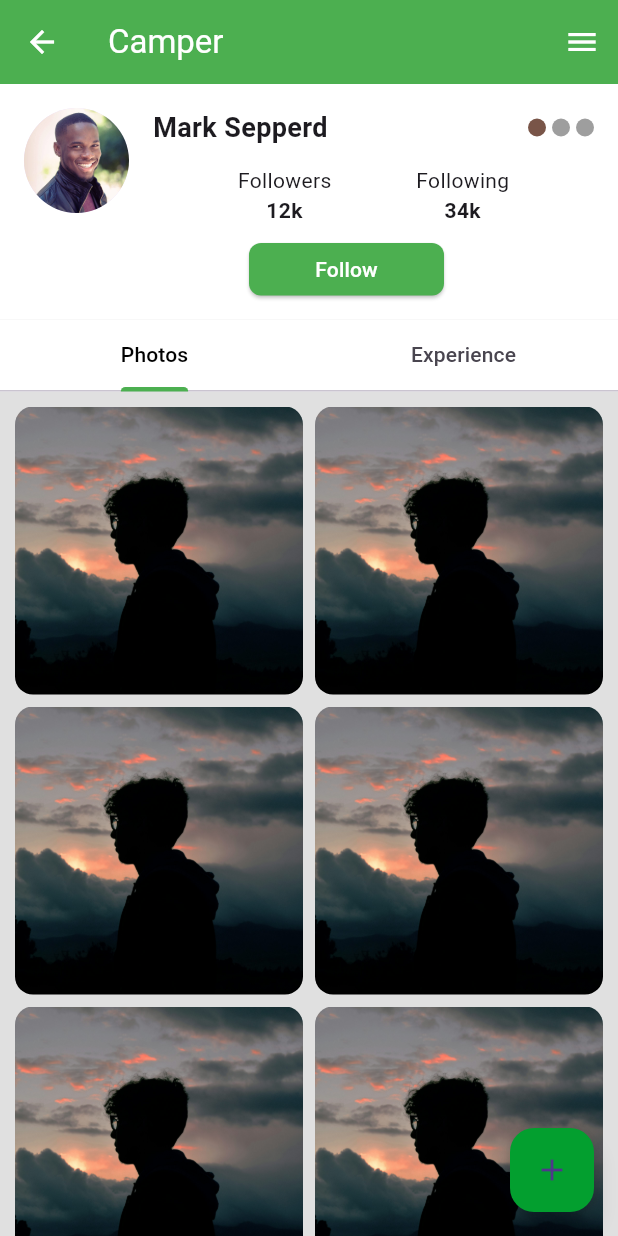
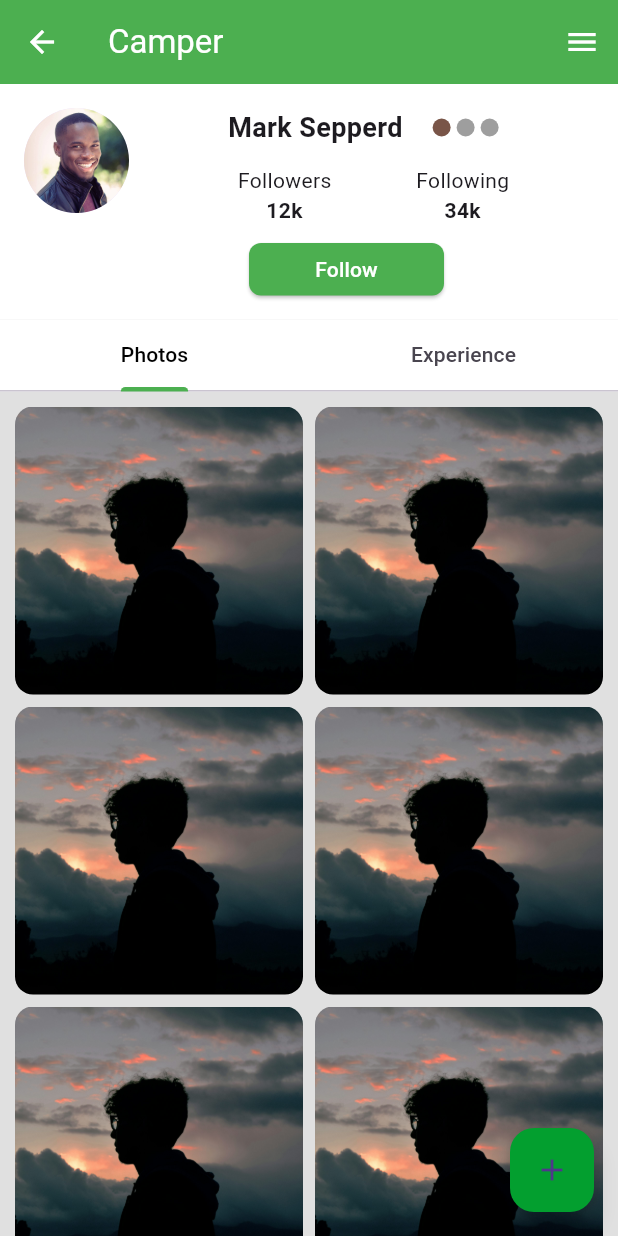
Before and after one commit to venuraka/Camply, a Flutter app: the screen it shows after launch, on a phone screen of 412 x 824 dp. Run offline on Flutter 3.47's test engine with Material 3 defaults, Android fonts, the phone set to English and light mode, and no system bars; our stand-ins replace image_picker.

Commit message:
Updated UI

```diff
--- a/lib/userprofile.dart
+++ b/lib/userprofile.dart
@@ -55,14 +55,19 @@ class _userprofileState extends State<userprofile> with TickerProviderStateMixin
                     mainAxisAlignment: MainAxisAlignment.spaceEvenly,
                     children: [
                       Row(
-                        children: const [
-                          Text('Mark Sepperd', style: TextStyle(fontSize: 18, fontWeight: FontWeight.bold)),
-                          Spacer(),
-                          CircleAvatar(radius: 6, backgroundColor: Colors.brown),
-                          SizedBox(width: 4),
-                          CircleAvatar(radius: 6, backgroundColor: Colors.grey),
-                          SizedBox(width: 4),
-                          CircleAvatar(radius: 6, backgroundColor: Colors.grey),
+                        children: [
+                          Container(
+                            margin: EdgeInsets.only(left: 50, right: 20), // You can use any value or direction
+                            child: Text(
+                              'Mark Sepperd',
+                              style: TextStyle(fontSize: 18, fontWeight: FontWeight.bold),
+                            ),
+                          ),
+                          const CircleAvatar(radius: 6, backgroundColor: Colors.brown),
+                          const SizedBox(width: 4),
+                          const CircleAvatar(radius: 6, backgroundColor: Colors.grey),
+                          const SizedBox(width: 4),
+                          const CircleAvatar(radius: 6, backgroundColor: Colors.grey),
                         ],
                       ),
                       const SizedBox(height: 12),
```
